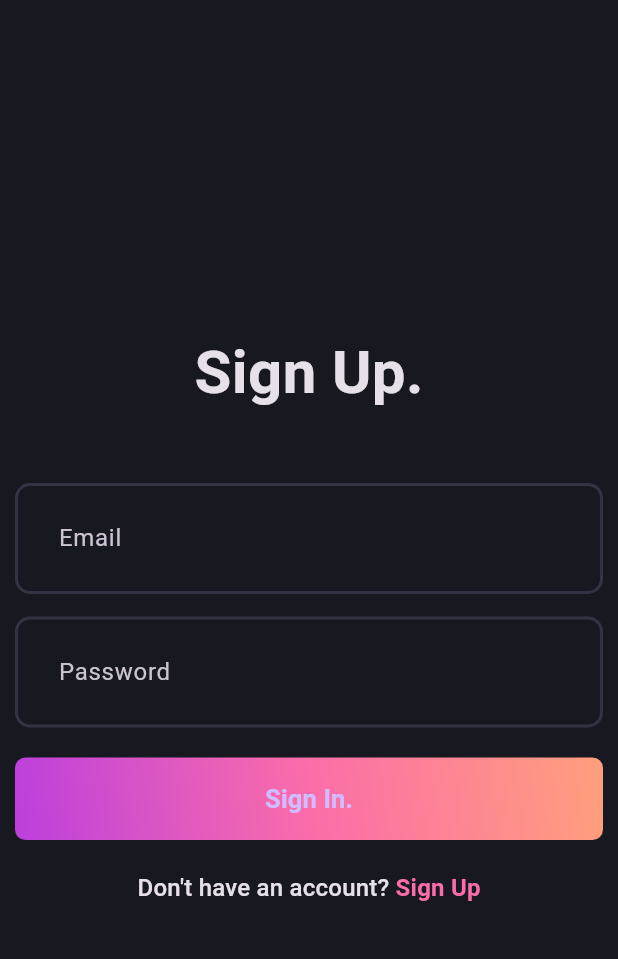
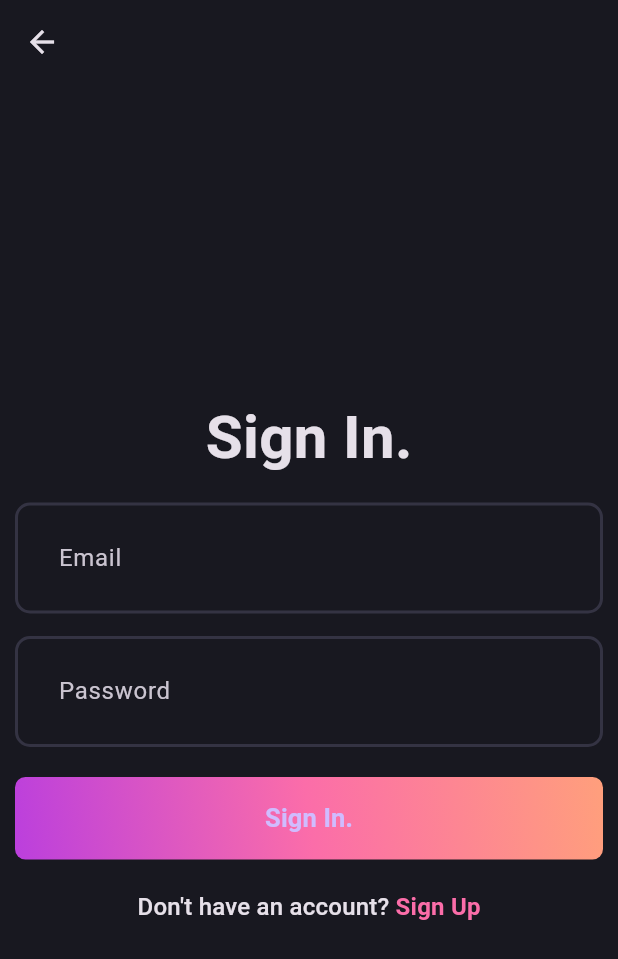
Before and after one commit to samuketema/weblog, a Flutter app: the SignInPage screen opened directly, on a phone screen of 412 x 824 dp. Shown: the top 959 px of the screen. Run offline on Flutter 3.47's test engine with Material 3 defaults, Android fonts, the phone set to English and light mode, and no system bars; our stand-ins replace fpdart.

Commit message:
Short page routing

```diff
--- a/lib/features/auth/presentation/pages/sign_in_page.dart
+++ b/lib/features/auth/presentation/pages/sign_in_page.dart
@@ -1,9 +1,11 @@
 import 'package:flutter/material.dart';
 import 'package:weblog/core/theme/app_pallete.dart';
+import 'package:weblog/features/auth/presentation/pages/sign_up_page.dart';
 import 'package:weblog/features/auth/presentation/widgets/auth_field.dart';
 import 'package:weblog/features/auth/presentation/widgets/auth_gradient_button.dart';
 
 class SignInPage extends StatefulWidget {
+  static MaterialPageRoute route() => MaterialPageRoute(builder: (context)=>SignUpPage());
   const SignInPage({super.key});
 
   @override
@@ -25,6 +27,7 @@ class _SignInPageState extends State<SignInPage> {
   @override
   Widget build(BuildContext context) {
     return Scaffold(
+      appBar: AppBar(),
       body: Form(
         key: formkey,
         child: Padding(
@@ -33,10 +36,9 @@ class _SignInPageState extends State<SignInPage> {
             mainAxisAlignment: MainAxisAlignment.center,
             children: [
               Text(
-                'Sign Up.',
+                'Sign In.',
                 style: TextStyle(fontSize: 40, fontWeight: FontWeight.bold),
               ),
-              SizedBox(height: 30),
               SizedBox(height: 15),
               AuthField(hintText: "Email", controller: emailcontroller),
               SizedBox(height: 15),
@@ -44,7 +46,11 @@ class _SignInPageState extends State<SignInPage> {
               SizedBox(height: 20),
               AuthGradientButton(buttonText: "Sign In.",),
               SizedBox(height: 20),
-              RichText(
+              GestureDetector(
+                onTap: () {
+                  Navigator.of(context).push(SignInPage.route());
+                },
+                child: RichText(
                   text: TextSpan(
                     text: 'Don\'t have an account? ',
                     style: Theme.of(context).textTheme.titleMedium,
@@ -59,6 +65,7 @@ class _SignInPageState extends State<SignInPage> {
                     ],
                   ),
                 ),
+              ),
             ],
           ),
         ),
```
Also changed, not shown: lib/features/auth/presentation/pages/sign_up_page.dart (+16 -7 lines). Lines whose indentation alone changed are shown as unchanged.
